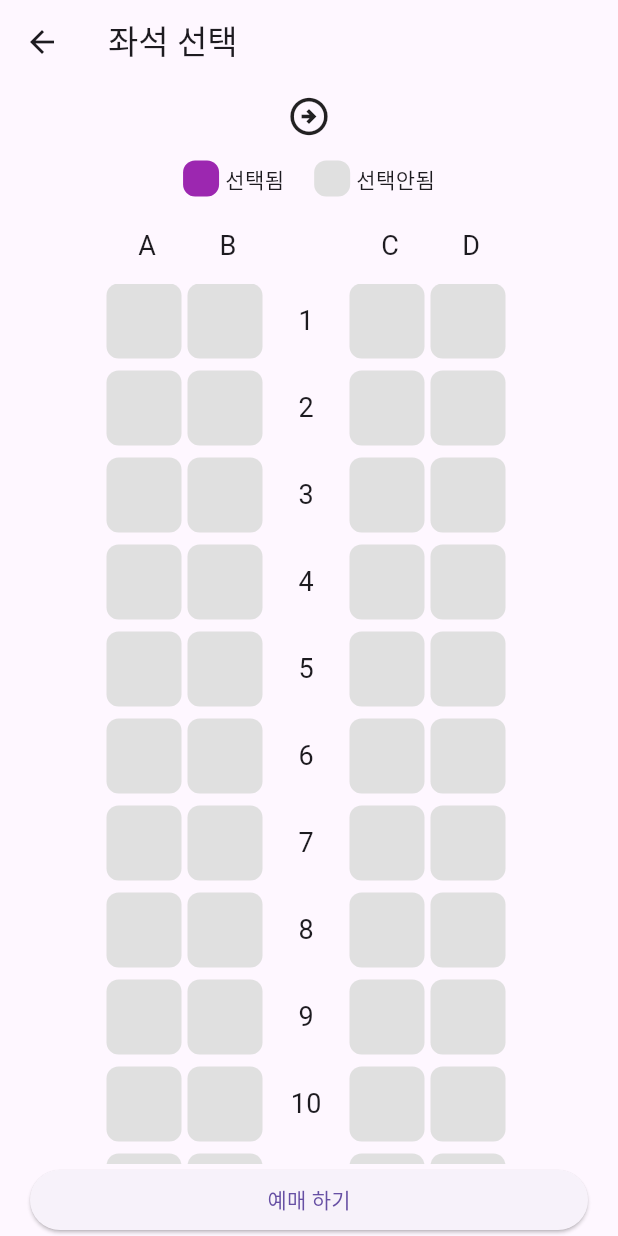
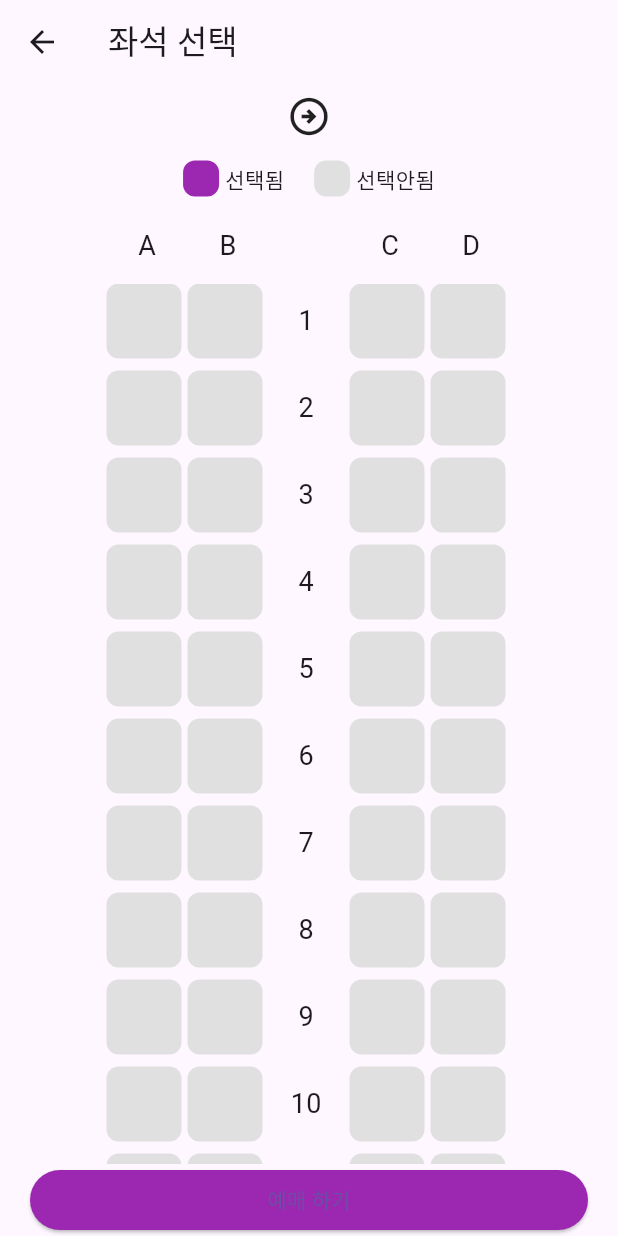
Before and after one commit to Meezzi/flutter-train-app, a Flutter app: the SeatPage screen opened directly with empty values, on a phone screen of 412 x 824 dp. Run offline on Flutter 3.47's test engine with Material 3 defaults, Android fonts, the phone set to English and light mode, and no system bars.

Commit message:
design: 예매하기 버튼 디자인 설정

```diff
--- a/lib/pages/seat/seat_page.dart
+++ b/lib/pages/seat/seat_page.dart
@@ -51,9 +51,14 @@ class _SeatPageState extends State<SeatPage> {
             child: SizedBox(
               width: double.infinity,
               child: ElevatedButton(
-                onPressed: () {},
-                child: Text('예매 하기'),
-              ),
+                  onPressed: () {},
+                  style: ElevatedButton.styleFrom(
+                    backgroundColor: Colors.purple,
+                    shape: RoundedRectangleBorder(
+                      borderRadius: BorderRadius.circular(20),
+                    ),
+                  ),
+                  child: Text('예매 하기')),
             ),
           ),
         ],
```
